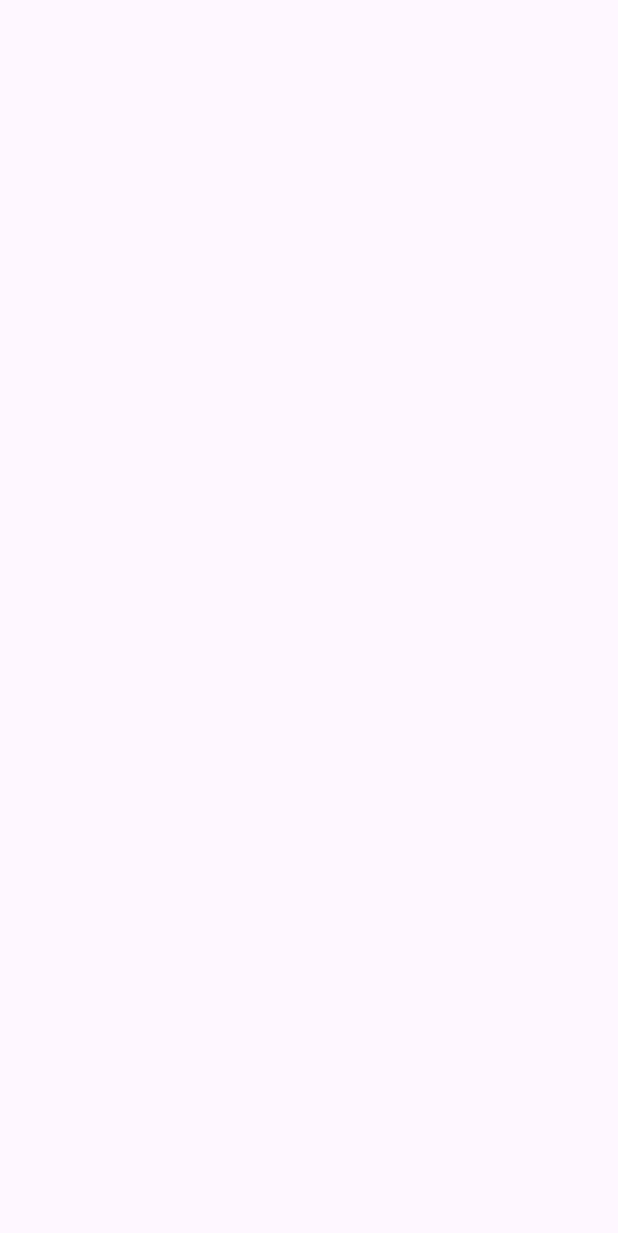
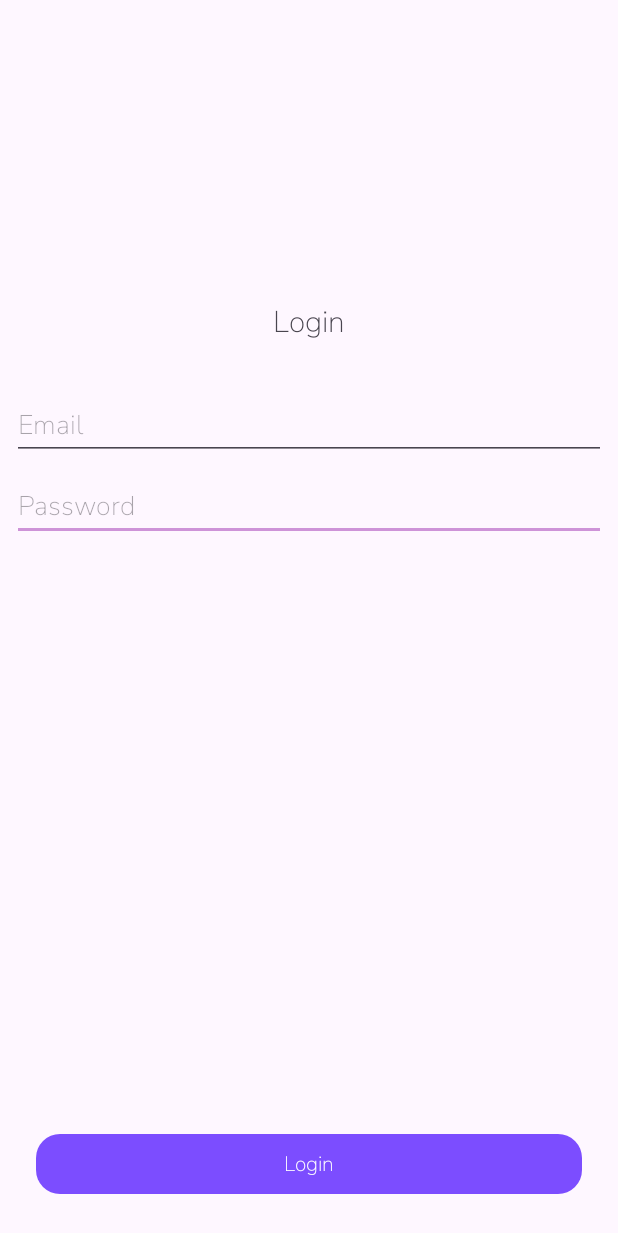
Before and after one commit to maryannr-dev/hackathon-project-2025, an Android app: the LoginActivity screen opened directly, with no data from a screen before it, on a phone screen of 412 x 824 dp. Before the commit the part shown is empty. Shown: the top 1233 px of the screen. Run offline under Robolectric (Android 15) with nearby library versions, the phone set to English and light mode, and no system bars.

Commit message:
feat: Add login screen and update create account UI
This commit introduces the UI for the login screen and refactors the create account screen.

`activity_login.xml`:
- Adds a new layout for the login screen.
- Includes `TextInputEditText` fields for email and password.
- Adds a "Login" `MaterialButton`.

`activity_create_account.xml`:
- Removes the now-redundant email and password `TextInputLayout` wrappers.
- Adds a `TextView` (`textViewDateSelected`) to display the selected date of birth, defaulting to "N/A".
- Adjusts constraints for the "Select Date Of Birth" button.

```diff
--- a/app/src/main/res/layout/activity_login.xml
+++ b/app/src/main/res/layout/activity_login.xml
@@ -7,4 +7,60 @@
     android:layout_height="match_parent"
     tools:context=".LoginActivity">
 
+    <com.google.android.material.textfield.TextInputEditText
+        android:id="@+id/textInputPassword"
+        android:layout_width="match_parent"
+        android:layout_height="wrap_content"
+        android:layout_marginStart="8dp"
+        android:layout_marginTop="8dp"
+        android:layout_marginEnd="8dp"
+        android:hint="Password"
+        android:inputType="textPassword"
+        android:textColor="@color/black"
+        app:layout_constraintEnd_toEndOf="parent"
+        app:layout_constraintStart_toStartOf="parent"
+        app:layout_constraintTop_toBottomOf="@+id/textInputEmail" />
+
+    <com.google.android.material.textfield.TextInputEditText
+        android:id="@+id/textInputEmail"
+        android:layout_width="match_parent"
+        android:layout_height="wrap_content"
+        android:layout_marginStart="8dp"
+        android:layout_marginTop="32dp"
+        android:layout_marginEnd="8dp"
+        android:fontFamily="@font/nunito_sans"
+        android:hint="Email"
+        android:inputType="textEmailAddress"
+        android:textColor="@color/black"
+        app:layout_constraintEnd_toEndOf="parent"
+        app:layout_constraintStart_toStartOf="parent"
+        app:layout_constraintTop_toBottomOf="@+id/textViewLoginHeader" />
+
+    <TextView
+        android:id="@+id/textViewLoginHeader"
+        android:layout_width="wrap_content"
+        android:layout_height="wrap_content"
+        android:layout_marginTop="200dp"
+        android:text="Login"
+        android:textSize="20sp"
+        android:textStyle="bold"
+        app:layout_constraintEnd_toEndOf="parent"
+        app:layout_constraintStart_toStartOf="parent"
+        app:layout_constraintTop_toTopOf="parent" />
+
+    <com.google.android.material.button.MaterialButton
+        android:id="@+id/btnLoginSubmit"
+        android:layout_width="match_parent"
+        android:layout_height="wrap_content"
+        android:layout_margin="24dp"
+        android:layout_marginStart="32dp"
+        android:layout_marginEnd="32dp"
+        android:text="Login"
+        android:textStyle="bold"
+        app:cornerRadius="16dp"
+        app:layout_constraintBottom_toBottomOf="parent"
+        app:layout_constraintEnd_toEndOf="parent"
+        app:layout_constraintHorizontal_bias="1.0"
+        app:layout_constraintStart_toStartOf="parent" />
+
 </androidx.constraintlayout.widget.ConstraintLayout>
```
Also changed, not shown: app/src/main/res/layout/activity_create_account.xml (+15 -19 lines).
